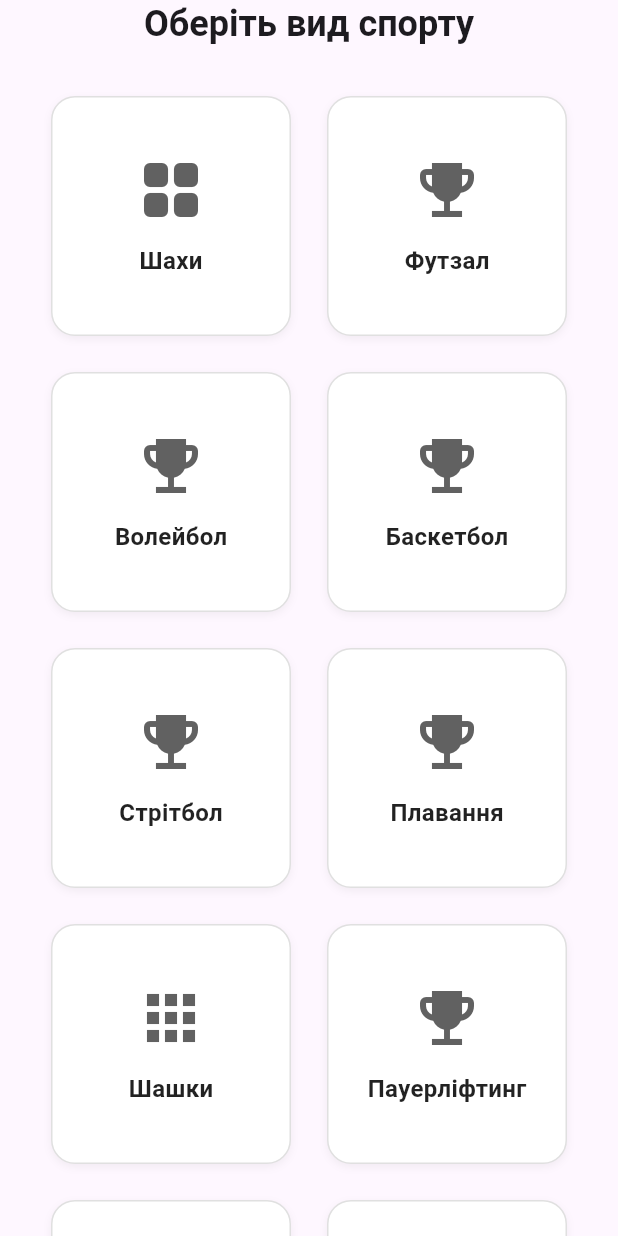
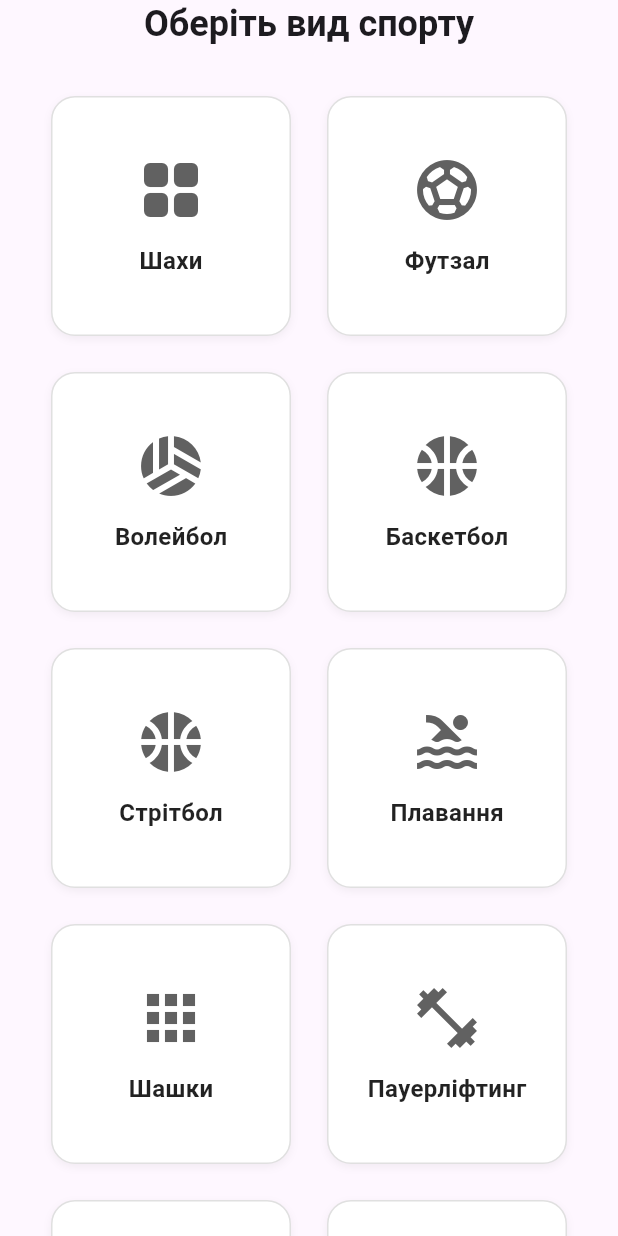
Before and after one commit to Aulex/arbi_chief, a Flutter app: the screen it shows after launch, on a phone screen of 412 x 824 dp. Run offline on Flutter 3.47's test engine with Material 3 defaults, Android fonts, the phone set to English and light mode, and no system bars; our stand-ins replace flutter_riverpod, pdf, printing, sqflite, sqflite_common_ffi; accounts and stored records are empty.

Commit message:
Assign sport-specific icons in sport selection screen
- Футзал: soccer ball
- Волейбол: volleyball
- Баскетбол/Стрітбол: basketball
- Плавання: pool
- Пауерліфтинг/Гирьовий спорт: fitness center
- Армрестлінг: martial arts
- Легка атлетика: running
- Настільний теніс: tennis
- Велоспорт: bike
- Перетягування канату: group
- Спортивне орієнтування: explore compass

https://claude.ai/code/session_01NThSgUFjPraDRrgCbZQKRo

```diff
--- a/lib/views/sport_selection_screen.dart
+++ b/lib/views/sport_selection_screen.dart
@@ -34,6 +34,17 @@ class _SportSelectionScreenState extends ConsumerState<SportSelectionScreen> {
     final lower = name.toLowerCase();
     if (lower.contains('шах')) return Icons.grid_view_rounded;
     if (lower.contains('шашк')) return Icons.apps_rounded;
+    if (lower.contains('футзал')) return Icons.sports_soccer;
+    if (lower.contains('волейбол')) return Icons.sports_volleyball;
+    if (lower.contains('баскетбол') || lower.contains('стрітбол')) return Icons.sports_basketball;
+    if (lower.contains('плаван')) return Icons.pool;
+    if (lower.contains('пауерліфтинг') || lower.contains('гирьов')) return Icons.fitness_center;
+    if (lower.contains('армрестлінг')) return Icons.sports_martial_arts;
+    if (lower.contains('легка атлетика')) return Icons.directions_run;
+    if (lower.contains('теніс')) return Icons.sports_tennis;
+    if (lower.contains('велоспорт')) return Icons.directions_bike;
+    if (lower.contains('канат')) return Icons.group;
+    if (lower.contains('орієнтуван')) return Icons.explore;
     if (lower.contains('го') || lower == 'go') return Icons.circle_outlined;
     return Icons.emoji_events;
   }
```
